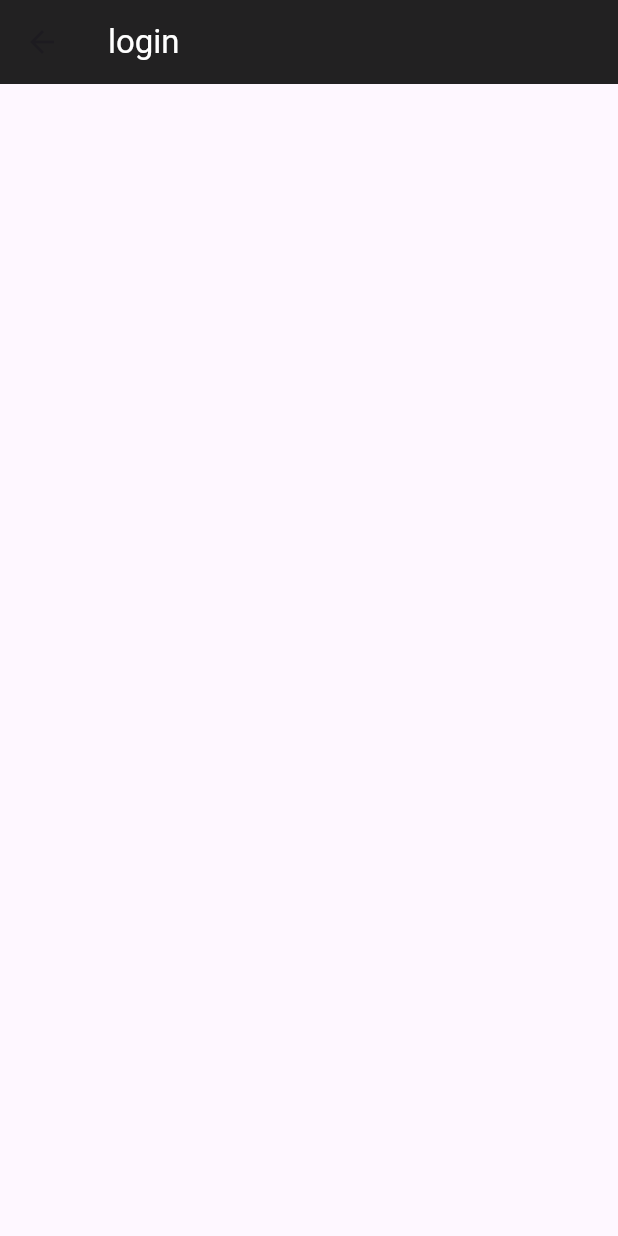
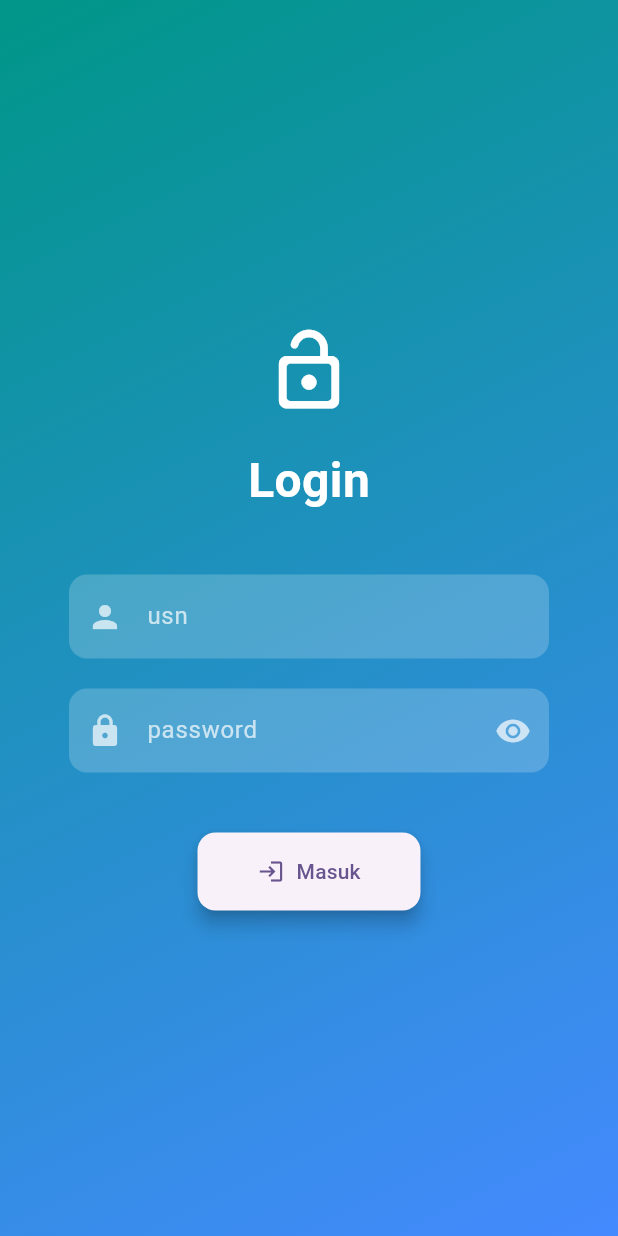
Before and after one commit to Rahmad-Fadhil/App_Tiket_Bioskop_Kelompok, a Flutter app: the screen it shows after launch, after a tap on the "account circle" icon, on a phone screen of 412 x 824 dp. Run offline on Flutter 3.47's test engine with Material 3 defaults, Android fonts, the light colour scheme and no system bars.

Commit message:
Tambah login dan regist

```diff
--- a/lib/pages/home.dart
+++ b/lib/pages/home.dart
@@ -139,7 +139,7 @@ class HomeScreen extends StatelessWidget {
         actions: [
           IconButton(
             onPressed: () {
-              Navigator.push(context, MaterialPageRoute(builder: (context) => login() ));
+              Navigator.push(context, MaterialPageRoute(builder: (context) => Login() ));
             },
             icon: Icon(Icons.account_circle),
             color: Colors.white
--- a/lib/pages/login.dart
+++ b/lib/pages/login.dart
@@ -1,15 +1,122 @@
 import 'package:flutter/material.dart';
+// import 'package:kelompok_app_tiket_bioskop/pages/home.dart';
+import 'home.dart';
 
-class login extends StatelessWidget {
-  const login({super.key});
+class Login extends StatefulWidget {
+  const Login({super.key});
+
+  @override
+  State<Login> createState() => _LoginState();
+}
+
+class _LoginState extends State<Login> {
+  final _usernameController = TextEditingController();
+  final _passwordController = TextEditingController();
+  bool _isPasswordHidden = true;
 
   @override
   Widget build(BuildContext context) {
     return Scaffold(
-      appBar: AppBar(
-        backgroundColor: Colors.black87,
-        title: Text("login", style: TextStyle(color: Colors.white)),
+      body: Container(
+        decoration: const BoxDecoration(
+          gradient: LinearGradient(
+            colors: [Colors.teal, Colors.blueAccent],
+            begin: Alignment.topLeft,
+            end: Alignment.bottomRight,
+          ),
+        ),
+        child: Center(
+          child: SingleChildScrollView(
+            padding: const EdgeInsets.symmetric(horizontal: 24.0),
+            child: Column(
+              mainAxisAlignment: MainAxisAlignment.center,
+              children: [
+                const Icon(Icons.lock_open_rounded, size: 60, color: Colors.white),
+                const SizedBox(height: 20),
+                const Text('Login', style: TextStyle(fontSize: 32, fontWeight: FontWeight.bold, color: Colors.white)),
+                const SizedBox(height: 40),
+
+                //input utk usn
+                SizedBox(
+                  width: 320,
+                  child: TextField(
+                    controller: _usernameController,
+                    style: const TextStyle(color: Colors.white),
+                    decoration: InputDecoration(
+                      prefixIcon: const Icon(Icons.person, color: Colors.white70),
+                      hintText: 'usn',
+                      hintStyle: const TextStyle(color: Colors.white70),
+                      filled: true,
+                      fillColor: Colors.white.withOpacity(0.2),
+                      border: OutlineInputBorder(
+                        borderRadius: BorderRadius.circular(12),
+                        borderSide: BorderSide.none,
+                      ),
+                    ),
+                  ),
+                ),
+                const SizedBox(height: 20),
+
+                //input utk password
+                SizedBox(
+                  width: 320,
+                  child: TextField(
+                    controller: _passwordController,
+                    obscureText: _isPasswordHidden,
+                    style: const TextStyle(color: Colors.white),
+                    decoration: InputDecoration(
+                      prefixIcon: const Icon(Icons.lock, color: Colors.white70),
+                      suffixIcon: IconButton(
+                        icon: Icon(
+                          _isPasswordHidden ? Icons.visibility : Icons.visibility_off,
+                          color: Colors.white70,
+                        ),
+                        onPressed: () {
+                          setState(() {
+                            _isPasswordHidden = !_isPasswordHidden;
+                          });
+                        },
+                      ),
+                      hintText: 'password',
+                      hintStyle: const TextStyle(color: Colors.white70),
+                      filled: true,
+                      fillColor: Colors.white.withOpacity(0.2),
+                      border: OutlineInputBorder(
+                        borderRadius: BorderRadius.circular(12),
+                        borderSide: BorderSide.none,
+                      ),
+                    ),
+                  ),
+                ),
+                const SizedBox(height: 40),
+
+                //tombol login
+                ElevatedButton.icon(
+                  onPressed: () {
+                    if (_usernameController.text.isNotEmpty &&
+                        _passwordController.text.isNotEmpty) {
+                      Navigator.push(context, MaterialPageRoute(builder: (context) => HomeScreen()));
+                    }
+                  },
+
+
+                  icon: const Icon(Icons.login),
+                  label: const Text('Masuk'),
+                  style: ElevatedButton.styleFrom(
+                    padding: const EdgeInsets.symmetric(horizontal: 40, vertical: 16),
+                    shape: RoundedRectangleBorder(
+                      borderRadius: BorderRadius.circular(12),
+                    ),
+                    elevation: 5,
+                  ),
+                ),
+              ],
+            ),
+          ),
+        ),
       ),
+
+
     );
   }
 }
```
Also changed, not shown: lib/pages/regist.dart (added, +121 -0 lines).
